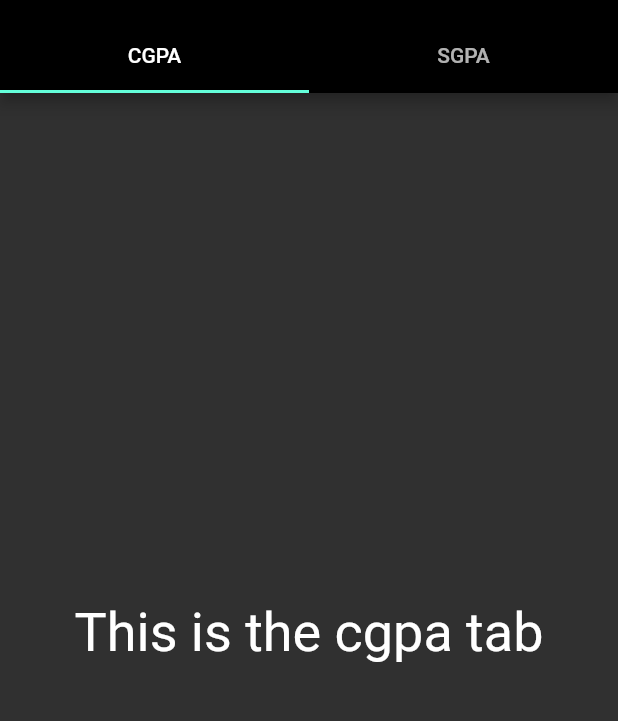
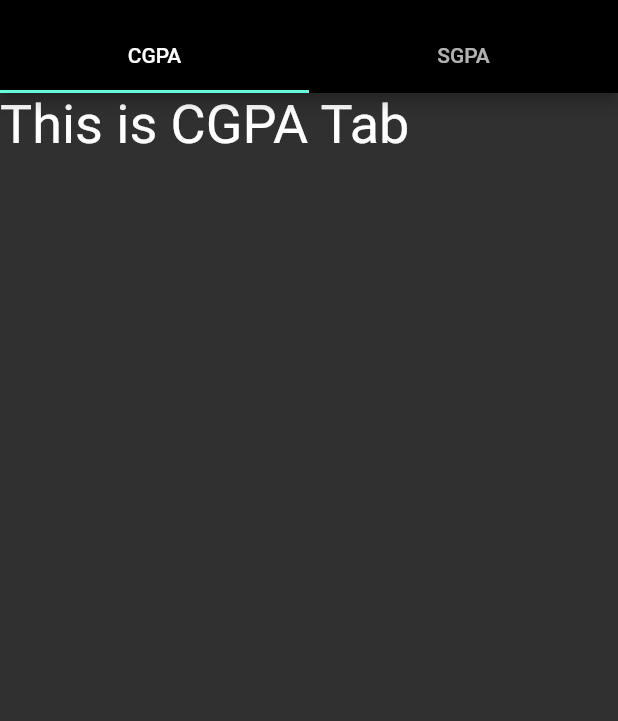
Before and after one commit to Kemosabe2911/ktu_app_flutter, a Flutter app: the screen it shows after launch, on a phone screen of 412 x 824 dp, the part 63-784 px from its top. Run offline on Flutter 3.47's test engine with Material 2 defaults, Android fonts, the phone set to English and light mode, and no system bars.

Commit message:
Edit tab content

```diff
--- a/ktu_help/lib/main.dart
+++ b/ktu_help/lib/main.dart
@@ -68,7 +68,11 @@ class _MyTabbedPageState extends State<MyTabbedPage> with SingleTickerProviderSt
       ),
       body: TabBarView(
         controller: _tabController,
-        children: myTabs.map((Tab tab) {
+        children:[
+          Text('This is CGPA Tab',style: const TextStyle(fontSize: 36),),
+          Text('This is SGPA Tab',style: const TextStyle(fontSize: 36),),
+
+        ]),/*myTabs.map((Tab tab) {
           final String label = tab.text.toLowerCase();
           return Center(
             child: Text(
@@ -76,8 +80,7 @@ class _MyTabbedPageState extends State<MyTabbedPage> with SingleTickerProviderSt
               style: const TextStyle(fontSize: 36),
             ),
           );
-        }).toList(),
-      ),
+        }).toList(),*/
       drawer: Drawer(
         // Add a ListView to the drawer. This ensures the user can scroll
         // through the options in the drawer if there isn't enough vertical
```
